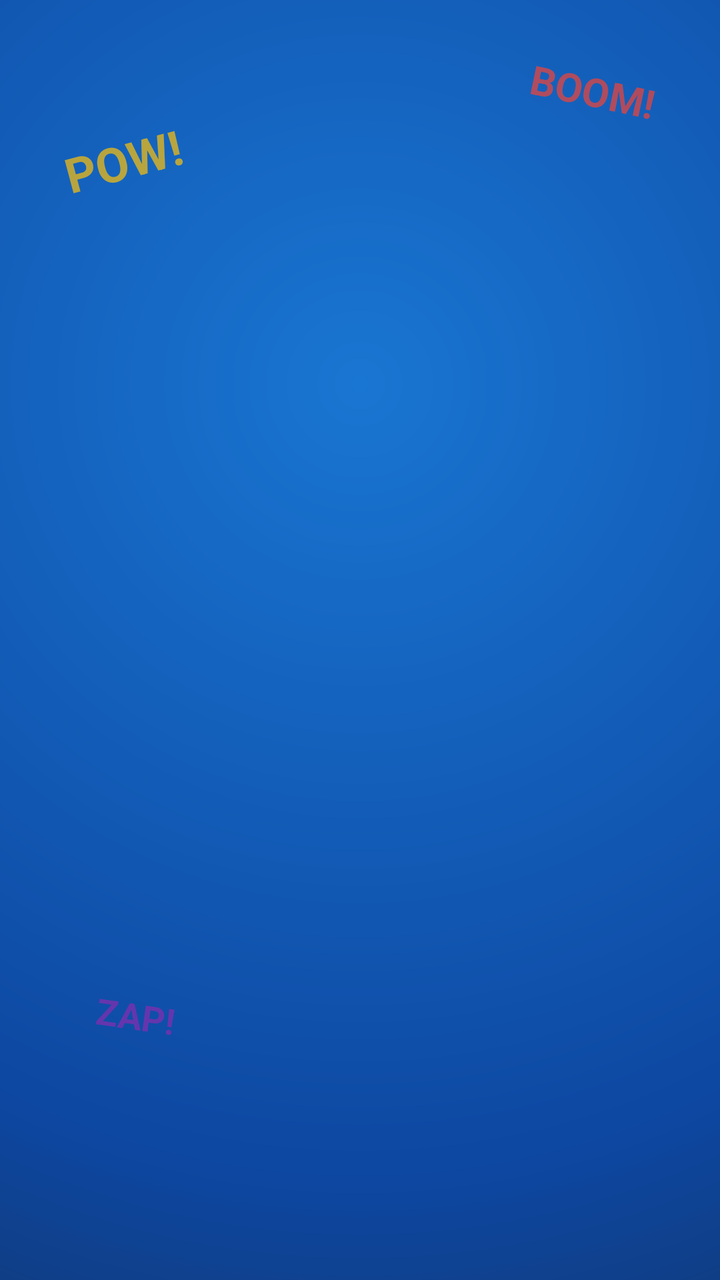
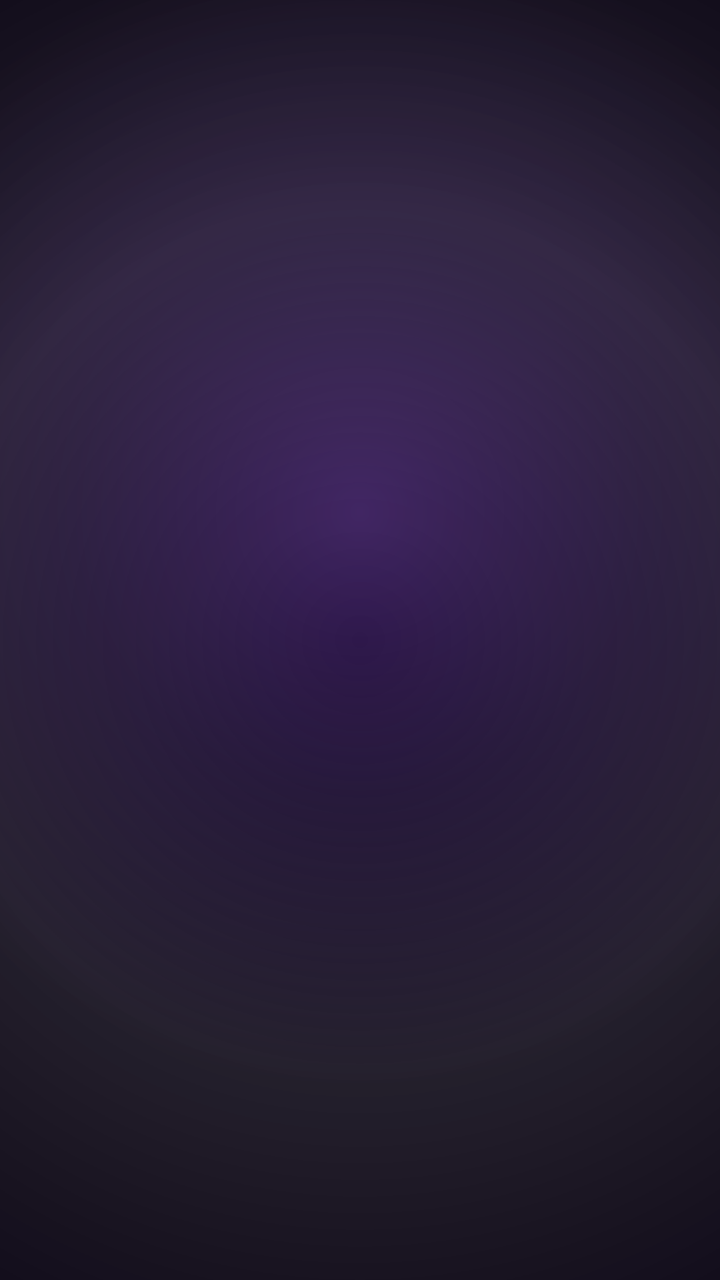

The first picture is an Android layout as it rendered before a commit; the second is the same layout after the commit. The layout source and the unified diff follow.
<!-- AndroidManifest.xml: activity theme Theme.ComicBookTTS.Splash -->
<!-- res/layout/activity_splash.xml -->
<?xml version="1.0" encoding="utf-8"?>
<androidx.constraintlayout.widget.ConstraintLayout xmlns:android="http://schemas.android.com/apk/res/android"
    xmlns:app="http://schemas.android.com/apk/res-auto"
    xmlns:tools="http://schemas.android.com/tools"
    android:layout_width="match_parent"
    android:layout_height="match_parent"
    android:background="@drawable/splash_background"
    tools:context=".SplashActivity">

    
    <ImageView
        android:id="@+id/ivLogo"
        android:layout_width="120dp"
        android:layout_height="120dp"
        android:alpha="0"
        android:contentDescription="Comic TTS Logo"
        android:scaleType="centerInside"
        android:src="@drawable/ic_comic_book_launcher"
        app:layout_constraintBottom_toTopOf="@+id/tvAppTitle"
        app:layout_constraintEnd_toEndOf="parent"
        app:layout_constraintStart_toStartOf="parent"
        app:layout_constraintTop_toTopOf="parent"
        app:layout_constraintVertical_chainStyle="packed" />

    
    <TextView
        android:id="@+id/tvAppTitle"
        style="@style/ComicTitle"
        android:layout_width="wrap_content"
        android:layout_height="wrap_content"
        android:layout_marginTop="24dp"
        android:alpha="0"
        android:text="COMIC TTS"
        android:textColor="@color/white"
        android:textSize="32sp"
        android:textStyle="bold"
        app:layout_constraintBottom_toTopOf="@+id/tvSubtitle"
        app:layout_constraintEnd_toEndOf="parent"
        app:layout_constraintStart_toStartOf="parent"
        app:layout_constraintTop_toBottomOf="@+id/ivLogo" />

    
    <TextView
        android:id="@+id/tvSubtitle"
        style="@style/ComicSubtitle"
        android:layout_width="wrap_content"
        android:layout_height="wrap_content"
        android:layout_marginTop="8dp"
        android:alpha="0"
        android:text="Read Comics with Voice!"
        android:textColor="@color/accent_light"
        android:textSize="18sp"
        app:layout_constraintBottom_toBottomOf="parent"
        app:layout_constraintEnd_toEndOf="parent"
        app:layout_constraintStart_toStartOf="parent"
        app:layout_constraintTop_toBottomOf="@+id/tvAppTitle" />

    
    <TextView
        android:id="@+id/tvLoading"
        android:layout_width="wrap_content"
        android:layout_height="wrap_content"
        android:layout_marginBottom="48dp"
        android:alpha="0"
        android:text="Loading amazing comics..."
        android:textColor="@color/white"
        android:textSize="14sp"
        android:textStyle="italic"
        app:layout_constraintBottom_toBottomOf="parent"
        app:layout_constraintEnd_toEndOf="parent"
        app:layout_constraintStart_toStartOf="parent" />

    
    <TextView
        android:id="@+id/tvEffect1"
        android:layout_width="wrap_content"
        android:layout_height="wrap_content"
        android:layout_marginStart="32dp"
        android:layout_marginTop="64dp"
        android:alpha="0.7"
        android:rotation="-15"
        android:text="POW!"
        android:textColor="@color/comic_yellow"
        android:textSize="24sp"
        android:textStyle="bold"
        app:layout_constraintStart_toStartOf="parent"
        app:layout_constraintTop_toTopOf="parent" />

    <TextView
        android:id="@+id/tvEffect2"
        android:layout_width="wrap_content"
        android:layout_height="wrap_content"
        android:layout_marginTop="32dp"
        android:layout_marginEnd="32dp"
        android:alpha="0.7"
        android:rotation="12"
        android:text="BOOM!"
        android:textColor="@color/comic_red"
        android:textSize="20sp"
        android:textStyle="bold"
        app:layout_constraintEnd_toEndOf="parent"
        app:layout_constraintTop_toTopOf="parent" />

    <TextView
        android:id="@+id/tvEffect3"
        android:layout_width="wrap_content"
        android:layout_height="wrap_content"
        android:layout_marginStart="48dp"
        android:layout_marginBottom="120dp"
        android:alpha="0.6"
        android:rotation="8"
        android:text="ZAP!"
        android:textColor="@color/comic_purple"
        android:textSize="18sp"
        android:textStyle="bold"
        app:layout_constraintBottom_toBottomOf="parent"
        app:layout_constraintStart_toStartOf="parent" />

</androidx.constraintlayout.widget.ConstraintLayout>
<!-- resources referenced by this layout -->
<resources>
  <color name="accent_light">#FFFF8A65</color>
  <color name="comic_purple">#FF9C27B0</color>
  <color name="comic_red">#FFF44336</color>
  <color name="comic_yellow">#FFFFC107</color>
  <color name="white">#FFFFFFFF</color>
  <color name="primary">#FF1976D2</color>
  <color name="primary_dark">#FF0D47A1</color>
  <color name="comic_text_dark">#FF1A1A1A</color>
  <color name="accent">#FFFF5722</color>
  <!-- unchanged entries left out for length: 5 -->
</resources>

<!-- the commit's change to res/layout/activity_splash.xml (unified diff, before → after) -->
@@ -4,8 +4,22 @@
     xmlns:tools="http://schemas.android.com/tools"
     android:layout_width="match_parent"
     android:layout_height="match_parent"
-    android:background="@drawable/splash_background"
+    android:background="@drawable/comic_halftone_background"
     tools:context=".SplashActivity">
+
+    
+    <ImageView
+        android:id="@+id/ivLogoBurst"
+        android:layout_width="200dp"
+        android:layout_height="200dp"
+        android:alpha="0"
+        android:contentDescription="Logo burst"
+        android:src="@drawable/comic_burst_background"
+        app:layout_constraintBottom_toTopOf="@+id/titleBubbleContainer"
+        app:layout_constraintEnd_toEndOf="parent"
+        app:layout_constraintStart_toStartOf="parent"
+        app:layout_constraintTop_toTopOf="parent"
+        app:layout_constraintVertical_chainStyle="packed" />
 
     
     <ImageView
@@ -16,44 +30,59 @@
         android:contentDescription="Comic TTS Logo"
         android:scaleType="centerInside"
         android:src="@drawable/ic_comic_book_launcher"
-        app:layout_constraintBottom_toTopOf="@+id/tvAppTitle"
+        app:layout_constraintBottom_toBottomOf="@+id/ivLogoBurst"
+        app:layout_constraintEnd_toEndOf="@+id/ivLogoBurst"
+        app:layout_constraintStart_toStartOf="@+id/ivLogoBurst"
+        app:layout_constraintTop_toTopOf="@+id/ivLogoBurst" />
+
+    
+    <LinearLayout
+        android:id="@+id/titleBubbleContainer"
+        android:layout_width="wrap_content"
+        android:layout_height="wrap_content"
+        android:layout_marginTop="16dp"
+        android:alpha="0"
+        android:background="@drawable/speech_bubble_left"
+        android:orientation="vertical"
+        android:padding="8dp"
         app:layout_constraintEnd_toEndOf="parent"
         app:layout_constraintStart_toStartOf="parent"
-        app:layout_constraintTop_toTopOf="parent"
-        app:layout_constraintVertical_chainStyle="packed" />
+        app:layout_constraintTop_toBottomOf="@+id/ivLogoBurst">
+
+        <TextView
+            android:id="@+id/tvAppTitle"
+            style="@style/ComicTitle"
+            android:layout_width="wrap_content"
+            android:layout_height="wrap_content"
+            android:text="COMIC TTS"
+            android:textColor="@color/comic_text_dark"
+            android:textSize="32sp"
+            android:textStyle="bold" />
+    </LinearLayout>
 
     
-    <TextView
-        android:id="@+id/tvAppTitle"
-        style="@style/ComicTitle"
+    <LinearLayout
+        android:id="@+id/subtitleBubbleContainer"
         android:layout_width="wrap_content"
         android:layout_height="wrap_content"
-        android:layout_marginTop="24dp"
+        android:layout_marginTop="12dp"
         android:alpha="0"
-        android:text="COMIC TTS"
-        android:textColor="@color/white"
-        android:textSize="32sp"
-        android:textStyle="bold"
-        app:layout_constraintBottom_toTopOf="@+id/tvSubtitle"
+        android:background="@drawable/thought_bubble"
+        android:orientation="vertical"
+        android:padding="6dp"
         app:layout_constraintEnd_toEndOf="parent"
         app:layout_constraintStart_toStartOf="parent"
-        app:layout_constraintTop_toBottomOf="@+id/ivLogo" />
+        app:layout_constraintTop_toBottomOf="@+id/titleBubbleContainer">
 
-    
-    <TextView
-        android:id="@+id/tvSubtitle"
-        style="@style/ComicSubtitle"
-        android:layout_width="wrap_content"
-        android:layout_height="wrap_content"
-        android:layout_marginTop="8dp"
-        android:alpha="0"
-        android:text="Read Comics with Voice!"
-        android:textColor="@color/accent_light"
-        android:textSize="18sp"
-        app:layout_constraintBottom_toBottomOf="parent"
-        app:layout_constraintEnd_toEndOf="parent"
-        app:layout_constraintStart_toStartOf="parent"
-        app:layout_constraintTop_toBottomOf="@+id/tvAppTitle" />
+        <TextView
+            android:id="@+id/tvSubtitle"
+            style="@style/ComicSubtitle"
+            android:layout_width="wrap_content"
+            android:layout_height="wrap_content"
+            android:text="Read Comics with Voice!"
+            android:textColor="@color/comic_text_dark"
+            android:textSize="18sp" />
+    </LinearLayout>
 
     
     <TextView
@@ -72,48 +101,82 @@
 
     
     <TextView
-        android:id="@+id/tvEffect1"
+        android:id="@+id/tvEffectPow"
         android:layout_width="wrap_content"
         android:layout_height="wrap_content"
         android:layout_marginStart="32dp"
         android:layout_marginTop="64dp"
-        android:alpha="0.7"
-        android:rotation="-15"
+        android:alpha="0"
+        android:rotation="-18"
         android:text="POW!"
         android:textColor="@color/comic_yellow"
-        android:textSize="24sp"
+        android:textSize="32sp"
         android:textStyle="bold"
         app:layout_constraintStart_toStartOf="parent"
         app:layout_constraintTop_toTopOf="parent" />
 
+    
     <TextView
-        android:id="@+id/tvEffect2"
+        android:id="@+id/tvEffectBoom"
         android:layout_width="wrap_content"
         android:layout_height="wrap_content"
-        android:layout_marginTop="32dp"
-        android:layout_marginEnd="32dp"
-        android:alpha="0.7"
-        android:rotation="12"
+        android:layout_marginTop="48dp"
+        android:layout_marginEnd="28dp"
+        android:alpha="0"
+        android:rotation="15"
         android:text="BOOM!"
         android:textColor="@color/comic_red"
-        android:textSize="20sp"
+        android:textSize="28sp"
         android:textStyle="bold"
         app:layout_constraintEnd_toEndOf="parent"
         app:layout_constraintTop_toTopOf="parent" />
 
+    
     <TextView
-        android:id="@+id/tvEffect3"
+        android:id="@+id/tvEffectZap"
         android:layout_width="wrap_content"
         android:layout_height="wrap_content"
         android:layout_marginStart="48dp"
-        android:layout_marginBottom="120dp"
-        android:alpha="0.6"
-        android:rotation="8"
+        android:layout_marginBottom="140dp"
+        android:alpha="0"
+        android:rotation="10"
         android:text="ZAP!"
         android:textColor="@color/comic_purple"
-        android:textSize="18sp"
+        android:textSize="26sp"
         android:textStyle="bold"
         app:layout_constraintBottom_toBottomOf="parent"
         app:layout_constraintStart_toStartOf="parent" />
 
+    
+    <TextView
+        android:id="@+id/tvEffectWham"
+        android:layout_width="wrap_content"
+        android:layout_height="wrap_content"
+        android:layout_marginEnd="48dp"
+        android:layout_marginBottom="120dp"
+        android:alpha="0"
+        android:rotation="-12"
+        android:text="WHAM!"
+        android:textColor="@color/comic_cyan"
+        android:textSize="24sp"
+        android:textStyle="bold"
+        app:layout_constraintBottom_toBottomOf="parent"
+        app:layout_constraintEnd_toEndOf="parent" />
+
+    
+    <TextView
+        android:id="@+id/tvEffectKapow"
+        android:layout_width="wrap_content"
+        android:layout_height="wrap_content"
+        android:layout_marginBottom="220dp"
+        android:alpha="0"
+        android:rotation="8"
+        android:text="KAPOW!"
+        android:textColor="@color/comic_orange"
+        android:textSize="30sp"
+        android:textStyle="bold"
+        app:layout_constraintBottom_toBottomOf="parent"
+        app:layout_constraintEnd_toEndOf="parent"
+        app:layout_constraintStart_toStartOf="parent" />
+
 </androidx.constraintlayout.widget.ConstraintLayout>
<!-- resource entries referenced after the edit -->
@@ -1,10 +1,115 @@
 <!-- resources referenced by this layout -->
 <resources>
-  <color name="accent_light">#FFFF8A65</color>
+  <color name="comic_cyan">#FF00BCD4</color>
+  <color name="comic_orange">#FFFF9800</color>
   <color name="comic_purple">#FF9C27B0</color>
   <color name="comic_red">#FFF44336</color>
   <color name="comic_yellow">#FFFFC107</color>
   <color name="white">#FFFFFFFF</color>
+  <!-- drawable comic_burst_background (drawable) -->
+  <?xml version="1.0" encoding="utf-8"?>
+  <layer-list xmlns:android="http://schemas.android.com/apk/res/android">
+      
+      <item>
+          <shape android:shape="oval">
+              <solid android:color="#FFD600" />
+          </shape>
+      </item>
+      
+      <item
+          android:left="18dp"
+          android:top="18dp"
+          android:right="18dp"
+          android:bottom="18dp">
+          <shape android:shape="oval">
+              <solid android:color="#FF9100" />
+          </shape>
+      </item>
+      
+      <item
+          android:left="38dp"
+          android:top="38dp"
+          android:right="38dp"
+          android:bottom="38dp">
+          <shape android:shape="oval">
+              <gradient
+                  android:type="radial"
+                  android:gradientRadius="60%p"
+                  android:centerX="0.5"
+                  android:centerY="0.5"
+                  android:startColor="#FF5252"
+                  android:endColor="#C62828" />
+          </shape>
+      </item>
+  </layer-list>
+  <!-- drawable comic_halftone_background (drawable) -->
+  <?xml version="1.0" encoding="utf-8"?>
+  <layer-list xmlns:android="http://schemas.android.com/apk/res/android">
+      
+      <item>
+          <shape android:shape="rectangle">
+              <gradient
+                  android:type="radial"
+                  android:gradientRadius="80%p"
+                  android:centerX="0.5"
+                  android:centerY="0.4"
+                  android:startColor="#3B1F5E"
+                  android:centerColor="#1E1033"
+                  android:endColor="#0B0614" />
+          </shape>
+      </item>
+      
+      <item>
+          <shape android:shape="rectangle">
+              <gradient
+                  android:type="radial"
+                  android:gradientRadius="120%p"
+                  android:centerX="0.5"
+                  android:centerY="0.5"
+                  android:startColor="#00000000"
+                  android:centerColor="#1AFFFFFF"
+                  android:endColor="#00000000" />
+          </shape>
+      </item>
+  </layer-list>
+  <!-- drawable speech_bubble_left (drawable) -->
+  <?xml version="1.0" encoding="utf-8"?>
+  <layer-list xmlns:android="http://schemas.android.com/apk/res/android">
+      <item>
+          <shape android:shape="rectangle">
+              <solid android:color="#FFFFFF" />
+              <corners android:radius="18dp" />
+              <stroke
+                  android:width="4dp"
+                  android:color="#000000" />
+              <padding
+                  android:left="16dp"
+                  android:top="12dp"
+                  android:right="16dp"
+                  android:bottom="12dp" />
+          </shape>
+      </item>
+  </layer-list>
+  <!-- drawable thought_bubble (drawable) -->
+  <?xml version="1.0" encoding="utf-8"?>
+  <layer-list xmlns:android="http://schemas.android.com/apk/res/android">
+      <item>
+          <shape android:shape="rectangle">
+              <solid android:color="#FFFFFF" />
+              <corners android:radius="24dp" />
+              <stroke
+                  android:width="4dp"
+                  android:color="#000000"
+                  android:dashWidth="10dp"
+                  android:dashGap="6dp" />
+              <padding
+                  android:left="18dp"
+                  android:top="14dp"
+                  android:right="18dp"
+                  android:bottom="14dp" />
+          </shape>
+      </item>
+  </layer-list>
   <color name="primary">#FF1976D2</color>
   <color name="primary_dark">#FF0D47A1</color>
   <color name="comic_text_dark">#FF1A1A1A</color>
